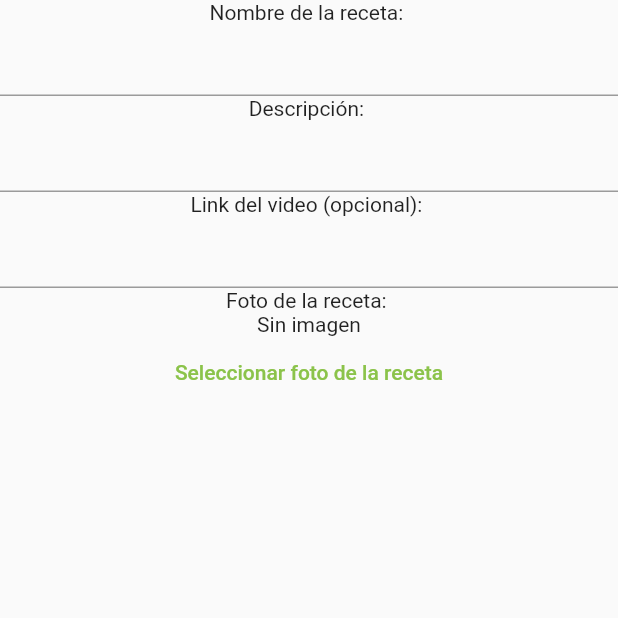
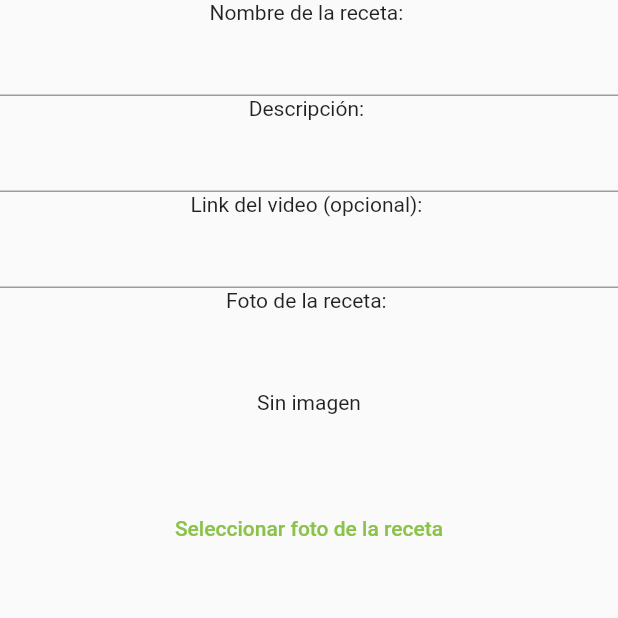
Before and after one commit to IngeSoft202110/FoodMaker, a Flutter app: the PCRInfoGeneral screen opened directly, on a phone screen of 412 x 824 dp, the top half of it. Run offline on Flutter 3.47's test engine with Material 2 defaults, Android fonts, the phone set to English and light mode, and no system bars; our stand-ins replace flutter_rating_bar, graphql_flutter, hexcolor, image_picker, parse_server_sdk_flutter, percent_indicator and 1 more; missing offline and left inert: grouped_buttons; accounts and stored records are empty; network calls fail; statements that could not run were skipped.

Commit message:
Se crear una forma de seleccionar una foto del celular

```diff
--- a/Aplicacion/foodmakera/lib/PantallasCrearReceta/PCRInfoGeneral.dart
+++ b/Aplicacion/foodmakera/lib/PantallasCrearReceta/PCRInfoGeneral.dart
@@ -97,12 +97,19 @@ class EstadoBody extends State<construccionBody> {
             style: TextStyle(),
           )
       ),
-      foto(),
+      Container(
+        height: 120,
+        width: 100,
+        child:  foto(),
+      ),
       TextButton(onPressed: () {
         setState(() async {
           foto.Imagen = await DialogoFoto(context);
-          print(foto.Imagen);
         });
+        Navigator.push(
+            context,
+            new MaterialPageRoute(
+                builder: (context) => PCRInfoGeneral(receta, listaVerificar)));
       }, child: Text("Seleccionar foto de la receta")),
     ]);
   }
```
